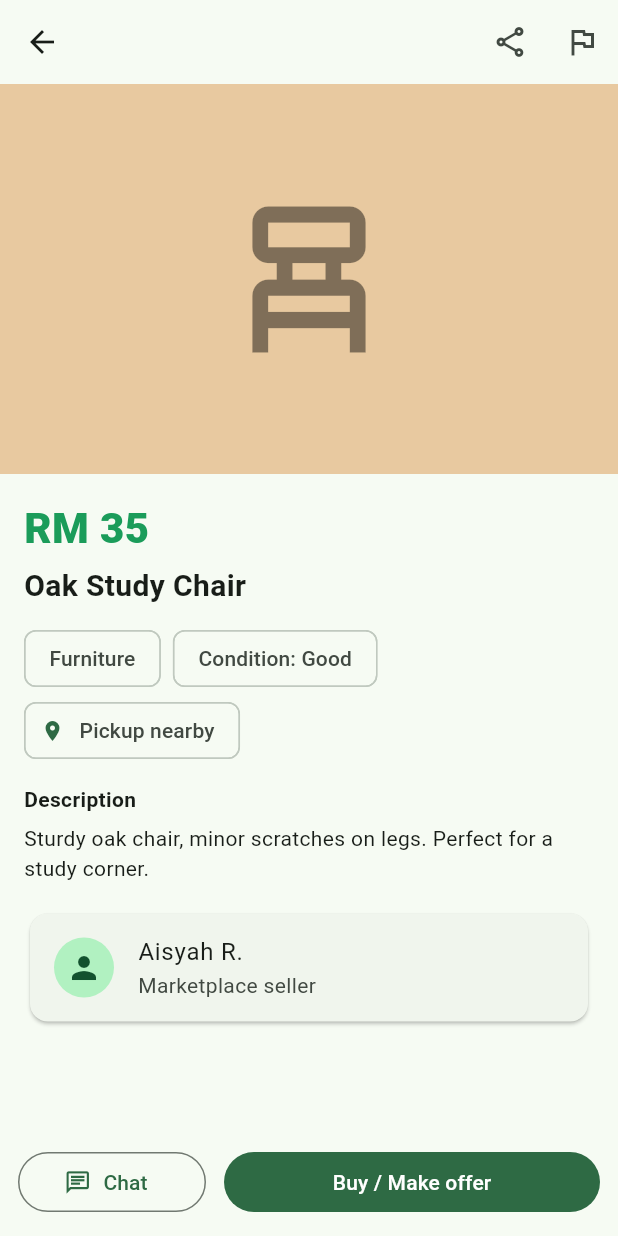
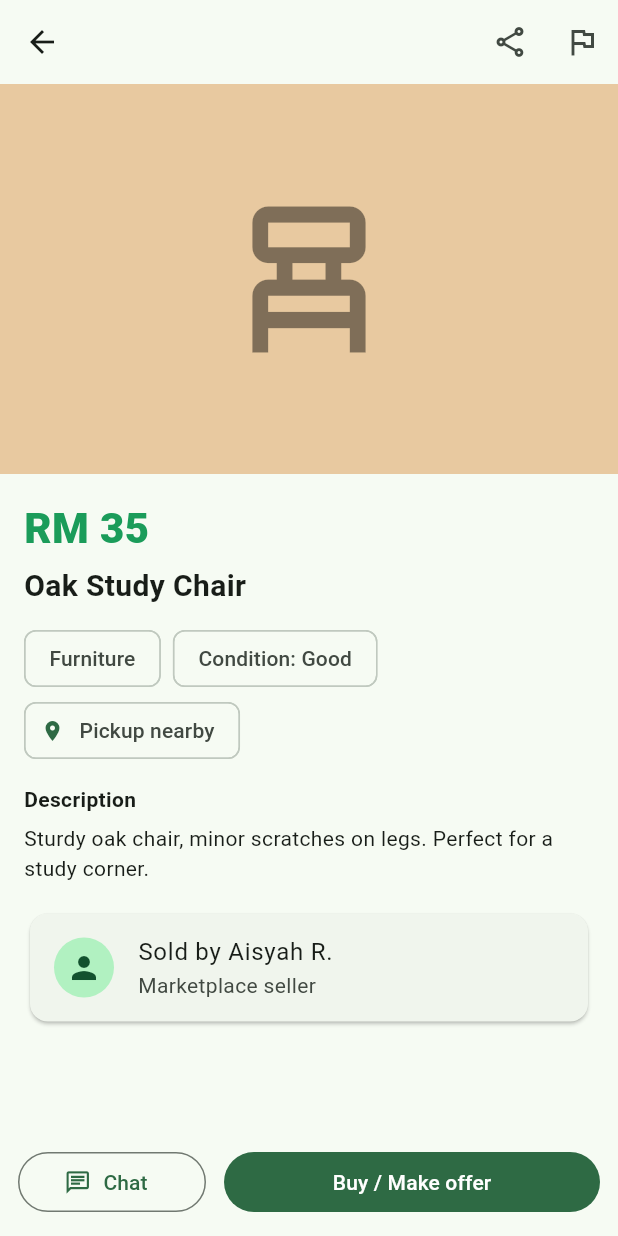
Before and after one commit to zakialmahdi/tbd-hackathon-app, a Flutter app: the ItemDetailPage screen opened directly with sample values from the repository, on a phone screen of 412 x 824 dp. Run offline on Flutter 3.47's test engine with Material 3 defaults, Android fonts, the light colour scheme and no system bars; our stand-ins replace cloud_firestore, cloud_functions, firebase_auth, firebase_core, firebase_messaging, firebase_storage and 7 more; accounts and stored records are empty; statements that could not run were skipped.

```diff
--- a/app/lib/screens/inbox_page.dart
+++ b/app/lib/screens/inbox_page.dart
@@ -79,10 +79,13 @@ class _ChatInbox extends StatelessWidget {
             final otherName = chat['buyerId'] == _repository.currentUserId
               ? chat['sellerName'] as String? ?? 'Seller'
               : chat['buyerName'] as String? ?? 'Buyer';
+            final roleLabel = chat['buyerId'] == _repository.currentUserId
+              ? 'Buying from $otherName'
+              : 'Selling to $otherName';
           return ListTile(
             leading: const CircleAvatar(child: Icon(Icons.chat_outlined)),
             title: Text(title),
-            subtitle: Text(otherName),
+            subtitle: Text(roleLabel),
             trailing: IconButton(
               tooltip: 'Open chat',
               icon: const Icon(Icons.chat_outlined),
--- a/app/lib/screens/item_detail_page.dart
+++ b/app/lib/screens/item_detail_page.dart
@@ -193,8 +193,12 @@ class _ItemDetailPageState extends State<ItemDetailPage> {
                 Card(
                   child: ListTile(
                     leading: const CircleAvatar(child: Icon(Icons.person)),
-                    title: Text(item.seller),
-                    subtitle: const Text('Marketplace seller'),
+                    title: Text(
+                      isSeller ? 'Sold by you' : 'Sold by ${item.seller}',
+                    ),
+                    subtitle: Text(
+                      isSeller ? 'Your marketplace listing' : 'Marketplace seller',
+                    ),
                   ),
                 ),
               ],
```
Also changed, not shown: app/lib/screens/chat_page.dart (+20 -1 lines), app/lib/services/listing_repository.dart (+26 -4 lines), app/pubspec.lock.
